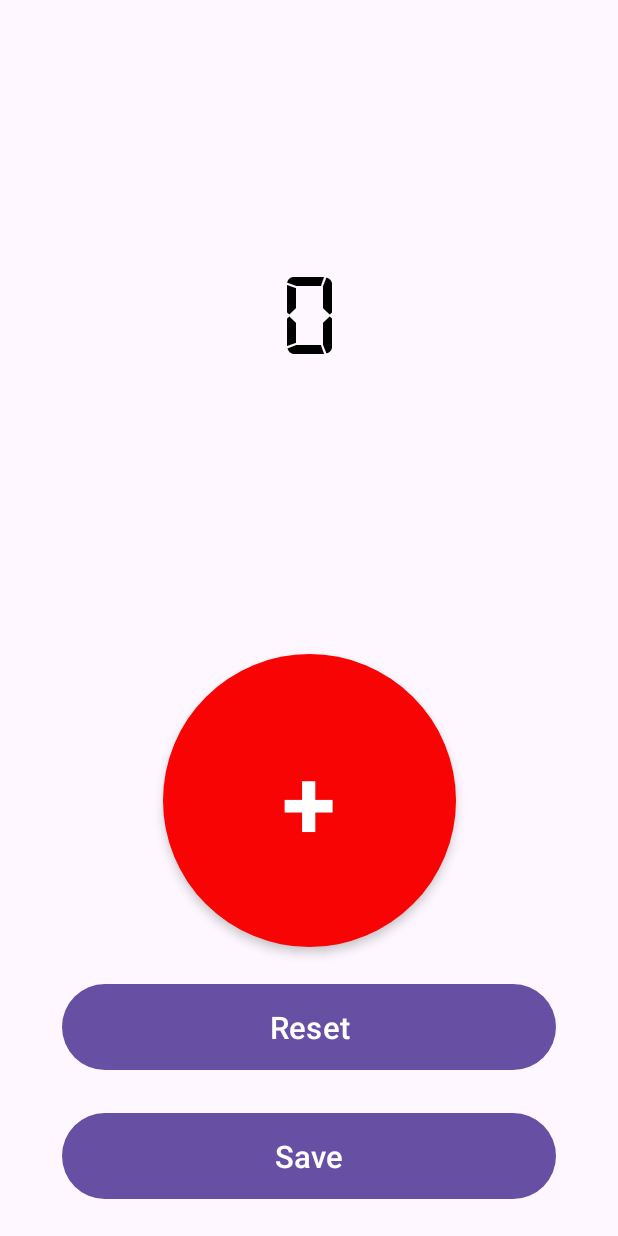
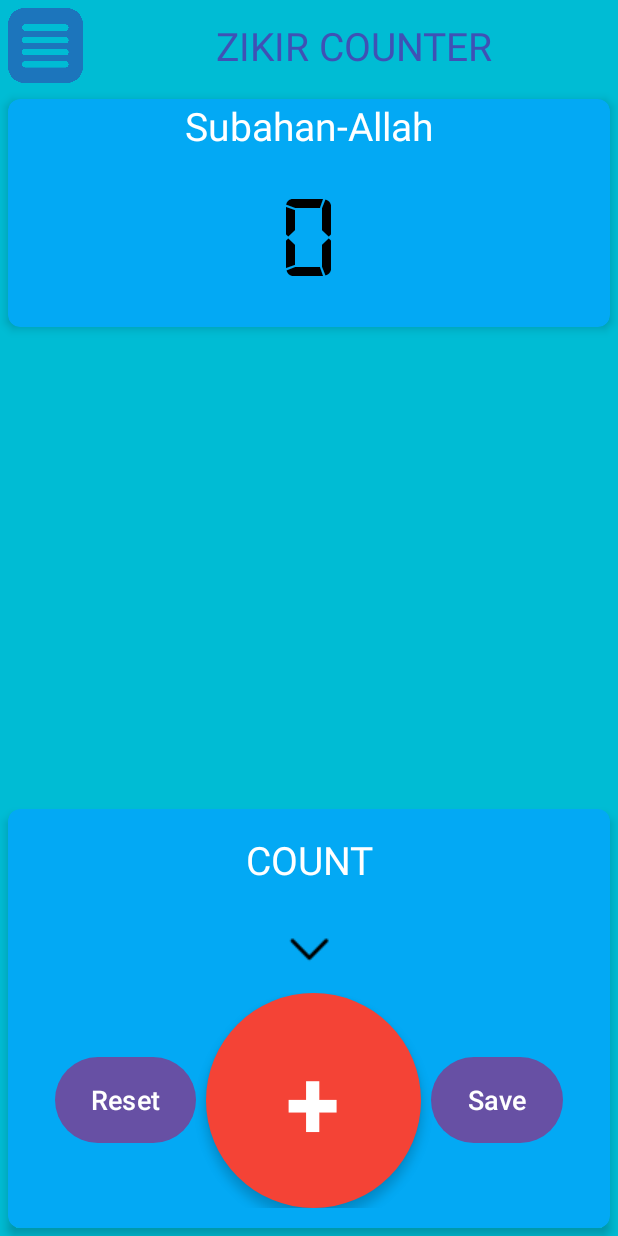
Before and after one commit to imraj2020/ZikirCounter, an Android app: the layout activity_main.xml on its own in the app's theme, with its tools: preview values and no code run, on a phone screen of 412 x 824 dp. Run offline under Robolectric (Android 15) with nearby library versions, the phone set to English and light mode, and no system bars.

Commit message:
2nd commit

```diff
--- a/app/src/main/AndroidManifest.xml
+++ b/app/src/main/AndroidManifest.xml
@@ -11,9 +11,11 @@
         android:roundIcon="@mipmap/ic_launcher_round"
         android:supportsRtl="true"
         android:theme="@style/Theme.ZikirCounter"
+        android:screenOrientation="portrait"
         tools:targetApi="31">
         <activity
             android:name=".MainActivity"
+            android:screenOrientation="portrait"
             android:exported="true">
             <intent-filter>
                 <action android:name="android.intent.action.MAIN" />
--- a/app/src/main/res/drawable/btn_normal.xml
+++ b/app/src/main/res/drawable/btn_normal.xml
@@ -1,7 +1,7 @@
 <?xml version="1.0" encoding="utf-8"?>
 <shape android:shape="oval" xmlns:android="http://schemas.android.com/apk/res/android">
 
-    <solid android:color="#2196F3"></solid>
+    <solid android:color="#FF9800"></solid>
     <corners android:radius="8dp"> </corners>
 
 </shape>
--- a/app/src/main/res/drawable/btn_pressed.xml
+++ b/app/src/main/res/drawable/btn_pressed.xml
@@ -1,7 +1,7 @@
 <?xml version="1.0" encoding="utf-8"?>
 <shape android:shape="oval" xmlns:android="http://schemas.android.com/apk/res/android">
 
-    <solid android:color="#F80404"></solid>
+    <solid android:color="#F44336"></solid>
     <corners android:radius="8dp"> </corners>
 
 
--- a/app/src/main/res/layout/activity_main.xml
+++ b/app/src/main/res/layout/activity_main.xml
@@ -1,11 +1,69 @@
 <?xml version="1.0" encoding="utf-8"?>
-<androidx.constraintlayout.widget.ConstraintLayout xmlns:android="http://schemas.android.com/apk/res/android"
+<RelativeLayout xmlns:android="http://schemas.android.com/apk/res/android"
     xmlns:app="http://schemas.android.com/apk/res-auto"
     xmlns:tools="http://schemas.android.com/tools"
     android:layout_width="match_parent"
     android:layout_height="match_parent"
+    android:orientation="vertical"
+    android:background="#00BCD4"
     tools:context=".MainActivity">
 
+    <LinearLayout
+        android:layout_width="match_parent"
+        android:layout_height="wrap_content"
+        android:id="@+id/mylinear"
+        android:orientation="horizontal">
+
+    <ImageView
+        android:id="@+id/menu"
+        android:layout_width="50dp"
+        android:layout_height="50dp"
+        android:layout_marginStart="5dp"
+        android:layout_marginTop="5dp"
+        android:layout_marginEnd="5dp"
+        android:layout_marginBottom="5dp"
+        android:src="@drawable/menu">
+    </ImageView>
+        <TextView
+            android:layout_width="match_parent"
+            android:layout_height="wrap_content"
+            android:gravity="center"
+            android:layout_gravity="center"
+            android:textSize="@dimen/_20sdp"
+            android:textColor="#3F51B5"
+            android:text="ZIKIR COUNTER"></TextView>
+
+    </LinearLayout>
+
+    <androidx.cardview.widget.CardView
+        android:layout_width="match_parent"
+        android:layout_height="wrap_content"
+        android:layout_margin="5dp"
+        app:cardCornerRadius="8dp"
+        app:cardElevation="4dp"
+        app:cardBackgroundColor="#03A9F4"
+        android:layout_below="@+id/mylinear"
+
+        >
+
+
+    <LinearLayout
+        android:layout_width="match_parent"
+        android:layout_height="wrap_content"
+        android:layout_below="@+id/menu"
+        android:layout_marginBottom="@dimen/_16sdp"
+        android:orientation="vertical">
+
+
+    <TextView
+        android:id="@+id/ZikirName"
+        android:layout_width="match_parent"
+        android:layout_height="wrap_content"
+        android:layout_marginBottom="@dimen/_20sdp"
+        android:textColor="@color/white"
+        android:gravity="center"
+        android:text="Subahan-Allah"
+        android:textSize="@dimen/_20sdp" />
 
     <TextView
         android:id="@+id/scoreTv"
@@ -13,32 +71,73 @@
         android:layout_height="wrap_content"
         android:fontFamily="@font/digital7"
         android:gravity="center"
+        android:layout_gravity="center"
         android:includeFontPadding="false"
+        android:paddingBottom="@dimen/_10ssp"
         android:text="@string/score_placeholder"
         android:textColor="@color/black"
-        android:textSize="@dimen/_60ssp"
-        app:layout_constraintBottom_toTopOf="@id/myradio"
-        app:layout_constraintEnd_toEndOf="parent"
-        app:layout_constraintStart_toStartOf="parent"
-        app:layout_constraintTop_toTopOf="parent" />
+        android:textSize="@dimen/_60ssp" />
 
 
-    <RadioGroup
+    </LinearLayout>
+
+    </androidx.cardview.widget.CardView>
+
+    <androidx.cardview.widget.CardView
+        android:layout_width="match_parent"
+        android:layout_height="wrap_content"
+        android:layout_margin="5dp"
+        app:cardCornerRadius="8dp"
+        app:cardElevation="4dp"
+        app:cardBackgroundColor="#03A9F4"
+        android:layout_alignParentBottom="true"
+        android:layout_marginBottom="@dimen/_50sdp"
+        >
+
+        <LinearLayout
+            android:layout_width="match_parent"
+            android:layout_height="wrap_content"
+            android:layout_marginTop="16dp"
+            android:orientation="vertical">
+
+            <TextView
+                android:layout_width="match_parent"
+                android:layout_height="wrap_content"
+                android:layout_marginBottom="@dimen/_20sdp"
+                android:textColor="@color/white"
+                android:gravity="center"
+                android:text="COUNT"
+                android:textSize="@dimen/_20sdp" />
+
+
+            <ImageView
                 android:layout_width="wrap_content"
                 android:layout_height="wrap_content"
-        android:id="@+id/myradio"
-        app:layout_constraintBottom_toTopOf="@id/resetBtn"
-        app:layout_constraintEnd_toEndOf="parent"
-        app:layout_constraintStart_toStartOf="parent"
-        >
+                android:layout_gravity="center"
+                android:src="@drawable/down_arrow"></ImageView>
 
+
+            <LinearLayout
+                android:layout_width="match_parent"
+                android:layout_height="wrap_content"
+                android:layout_gravity="center"
+                android:layout_margin="@dimen/_10sdp"
+                android:gravity="center"
+                android:orientation="horizontal">
+
+
+                <Button
+                    android:id="@+id/resetBtn"
+                    android:layout_width="wrap_content"
+                    android:layout_height="@dimen/_50sdp"
+                    android:layout_marginRight="@dimen/_5sdp"
+                    android:text="Reset"
+                    android:textSize="@dimen/_14ssp" />
 
                 <RadioButton
                     android:id="@+id/inecrementBtn"
-            android:layout_width="@dimen/_150sdp"
-            android:layout_height="@dimen/_150sdp"
-            android:layout_marginHorizontal="@dimen/_32sdp"
-            android:layout_marginVertical="@dimen/_16sdp"
+                    android:layout_width="@dimen/_110sdp"
+                    android:layout_height="@dimen/_110sdp"
                     android:background="@drawable/round_button_background"
                     android:button="@android:color/transparent"
                     android:elevation="4dp"
@@ -51,35 +150,18 @@
                     app:layout_constraintEnd_toEndOf="parent"
                     app:layout_constraintStart_toStartOf="parent" />
 
-    </RadioGroup>
+                <Button
+                    android:id="@+id/saveBtn"
+                    android:layout_width="wrap_content"
+                    android:layout_height="@dimen/_50sdp"
+                    android:layout_marginLeft="@dimen/_5sdp"
+                    android:text="Save"
+                    android:textSize="@dimen/_14ssp" />
 
 
+            </LinearLayout>
 
+        </LinearLayout>
+    </androidx.cardview.widget.CardView>
 
-
-    <Button
-        android:id="@+id/resetBtn"
-        android:layout_width="match_parent"
-        android:layout_height="@dimen/_50sdp"
-        android:layout_marginHorizontal="@dimen/_32sdp"
-        android:layout_marginVertical="@dimen/_16sdp"
-        android:text="Reset"
-        android:textSize="@dimen/_16ssp"
-        app:layout_constraintBottom_toTopOf="@id/saveBtn" />
-
-
-    <Button
-        android:id="@+id/saveBtn"
-        android:layout_width="match_parent"
-        android:layout_height="@dimen/_50sdp"
-        android:layout_marginHorizontal="@dimen/_32sdp"
-        android:layout_marginVertical="@dimen/_16sdp"
-        android:layout_marginBottom="12dp"
-        android:text="Save"
-        android:textSize="@dimen/_16ssp"
-        app:layout_constraintBottom_toBottomOf="parent"
-
-        />
-
-
-</androidx.constraintlayout.widget.ConstraintLayout>
+</RelativeLayout>
```
Also changed, not shown: app/src/main/java/com/cse/zikircounter/MainActivity.kt (+88 -1 lines), app/src/main/java/com/cse/zikircounter/RoomDB/ZikirCount.kt (added, +15 -0 lines), app/src/main/java/com/cse/zikircounter/RoomDB/ZikirCountDAO.kt (added, +31 -0 lines), app/src/main/java/com/cse/zikircounter/RoomDB/ZikirDatabase.kt (added, +9 -0 lines), app/src/main/res/layout/dialog_layout.xml (added, +18 -0 lines), app/src/main/res/drawable/down_arrow.png (added), app/src/main/res/drawable/menu.webp (added). Lines whose indentation alone changed are shown as unchanged.
